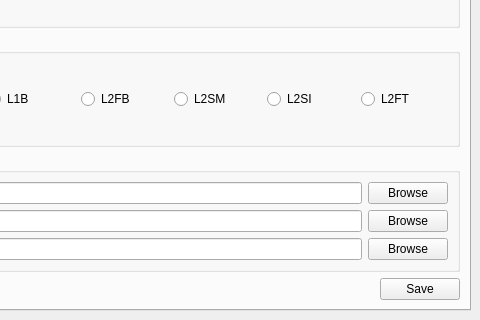
Old version of the form gui/interface.ui in the repository l0r3m1psum/hydrognss_orchestrator; both pictures show x 138 to 618 and y 129 to 449 of the 618 by 449 pixel window.
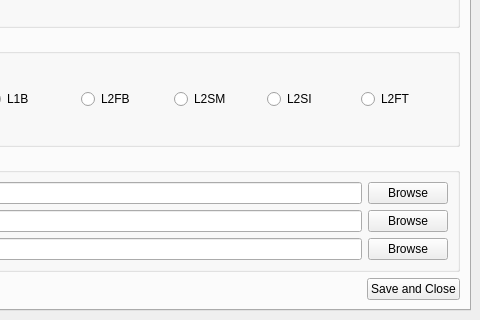
New version of the form.

Diff of the .ui file:
```diff
--- a/gui/interface.ui
+++ b/gui/interface.ui
@@ -286,7 +286,7 @@
           <item>
            <widget class="QPushButton" name="btn_save">
             <property name="text">
-             <string>Save</string>
+             <string>Save and Close</string>
             </property>
            </widget>
           </item>
```
Left out of the diff: 6 changed lines with no effect on the pictures.
